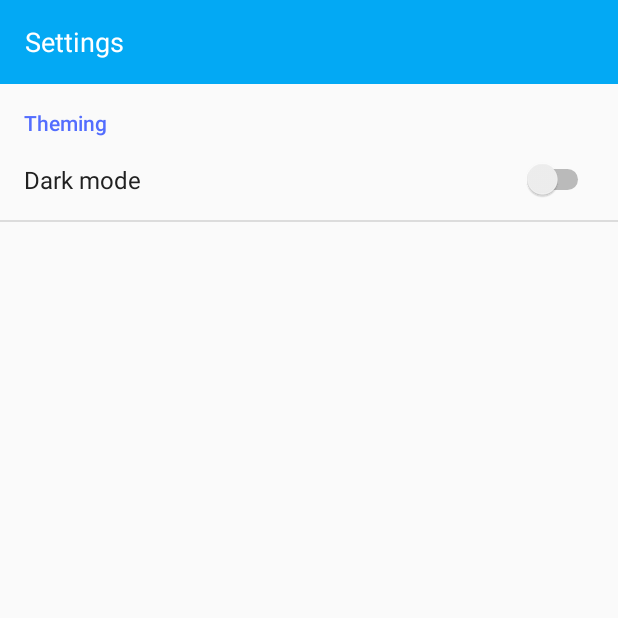
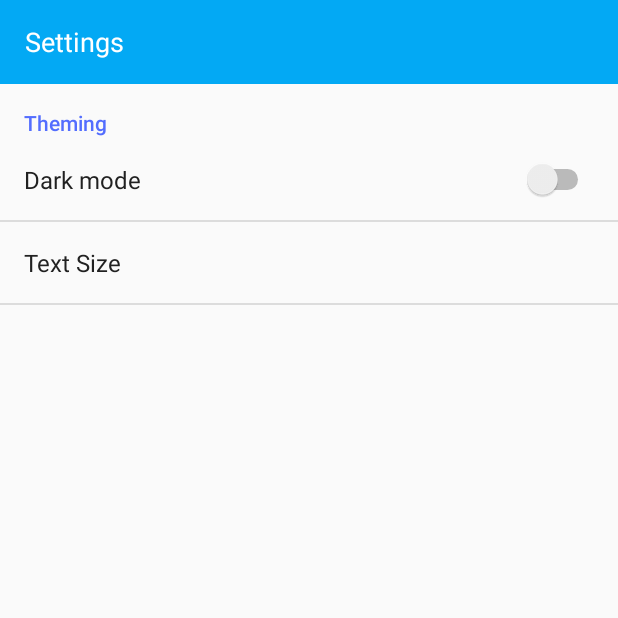
Before and after one commit to GOGO98901/Aeuria-Widget, an Android app: the screen it shows after launch (SettingsActivity), after a tap on "SETTINGS", on a phone screen of 412 x 824 dp, the top half of it. Run offline under Robolectric (Android 15) with nearby library versions, the phone set to English and light mode, and no system bars.

Commit message:
added text size option

```diff
--- a/app/build.gradle
+++ b/app/build.gradle
@@ -1,7 +1,7 @@
 apply plugin: 'com.android.application'
 
 android {
-    compileSdkVersion 23
+    compileSdkVersion 25
     buildToolsVersion "24.0.0"
 
     defaultConfig {
@@ -18,8 +18,6 @@ android {
     }
 }
 
-
-
 dependencies {
-    compile 'com.android.support:support-v4:23.4.0'
+    compile 'com.android.support:support-v4:25.1.1'
 }
--- a/app/src/main/AndroidManifest.xml
+++ b/app/src/main/AndroidManifest.xml
@@ -9,7 +9,6 @@
         android:targetSdkVersion="23"/>
 
     <uses-permission android:name="android.permission.WRITE_EXTERNAL_STORAGE"/>
-    <uses-permission android:name="android.permission.READ_PHONE_STATE"/>
     <uses-permission android:name="android.permission.READ_EXTERNAL_STORAGE"/>
 
     <application
--- a/app/src/main/java/me/roryclaasen/widget/aeuria/render/FancyClockFace.java
+++ b/app/src/main/java/me/roryclaasen/widget/aeuria/render/FancyClockFace.java
@@ -16,7 +16,9 @@ import android.graphics.Typeface;
 import android.preference.PreferenceManager;
 import android.support.v4.content.ContextCompat;
 import android.util.AttributeSet;
+import android.util.Log;
 import android.view.View;
+import android.widget.Toast;
 
 import me.roryclaasen.widget.aeuria.R;
 import me.roryclaasen.widget.aeuria.util.AppUtil;
@@ -29,6 +31,7 @@ public class FancyClockFace extends View {
 	private FancyTime fancyTime;
 
 	private int clockSize = 1080;
+    private float textPadding = 160f;
 
 	private RectF mBounds;
 
@@ -164,7 +167,7 @@ public class FancyClockFace extends View {
         String text = AppUtil.getLongestMinute(context);
         if (paint == mPaintTextHour) text = AppUtil.getLongestHour(context).toUpperCase();
 
-        desiredWidth -= AppUtil.getDisplayDensity(context) * 16f; // TEMP Padding value
+        desiredWidth -= AppUtil.getDisplayDensity(context) * textPadding;
 
 		final float testTextSize = 48f;
 		paint.setTextSize(testTextSize);
@@ -220,12 +223,29 @@ public class FancyClockFace extends View {
     public void updatePaintWithPrefs() {
         SharedPreferences sharedPrefs = PreferenceManager.getDefaultSharedPreferences(context);
 
-        boolean dark = sharedPrefs.getBoolean("dark_mode", false);
         int background = ContextCompat.getColor(context, R.color.widget_background_light);
-        if (dark) {
+        if (sharedPrefs.getBoolean("dark_mode", false)) {
             background = ContextCompat.getColor(context, R.color.widget_background_dark);
         }
 
+        switch (sharedPrefs.getString("text_size", "Default")) {
+            case "Tiny": {
+                textPadding = 200f;
+                break;
+            }
+            case "Small": {
+                textPadding = 150f;
+                break;
+            }
+            case "Large": {
+                textPadding = 50f;
+                break;
+            }
+            default: {
+                textPadding = 100f;
+                break;
+            }
+        }
         mPaint.setColor(background);
     }
 }
--- /dev/null
+++ b/app/src/main/res/values/arrays.xml
@@ -0,0 +1,9 @@
+<?xml version="1.0" encoding="utf-8"?>
+<resources>
+    <string-array name="text_size">
+        <item>Tiny</item>
+        <item>Small</item>
+        <item>Default</item>
+        <item>Large</item>
+    </string-array>
+</resources>
--- a/app/src/main/res/values/strings.xml
+++ b/app/src/main/res/values/strings.xml
@@ -42,5 +42,6 @@
 
     <string name="pref_theme_options">Theming</string>
     <string name="pref_dark_mode">Dark mode</string>
+    <string name="pref_text_size">Text Size</string>
 
 </resources>
--- a/app/src/main/res/xml/settings.xml
+++ b/app/src/main/res/xml/settings.xml
@@ -1,13 +1,19 @@
 <?xml version="1.0" encoding="utf-8"?>
-<PreferenceScreen xmlns:android="http://schemas.android.com/apk/res/android" >
+<PreferenceScreen xmlns:android="http://schemas.android.com/apk/res/android">
 
     <PreferenceCategory android:title="@string/pref_theme_options" >
-
 
         <SwitchPreference
             android:defaultValue="false"
             android:title="@string/pref_dark_mode"
             android:key="dark_mode"/>
+
+        <ListPreference
+            android:defaultValue="Default"
+            android:title="@string/pref_text_size"
+            android:entries="@array/text_size"
+            android:entryValues="@array/text_size"
+            android:key="text_size"
+            android:dialogTitle="@string/pref_text_size"/>
     </PreferenceCategory>
-
 </PreferenceScreen>
```
